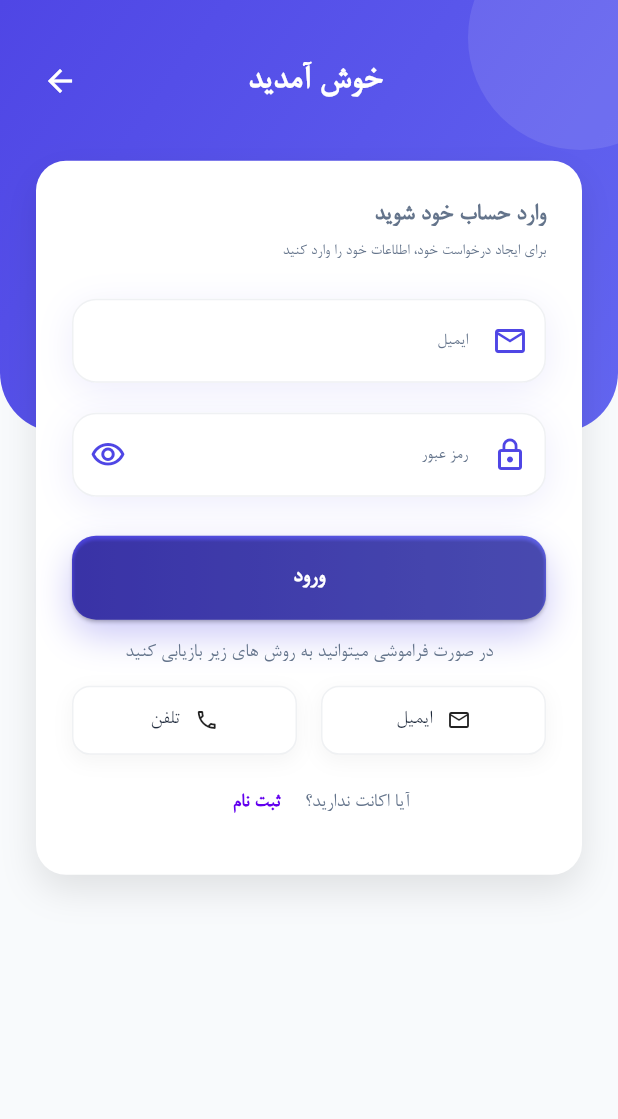
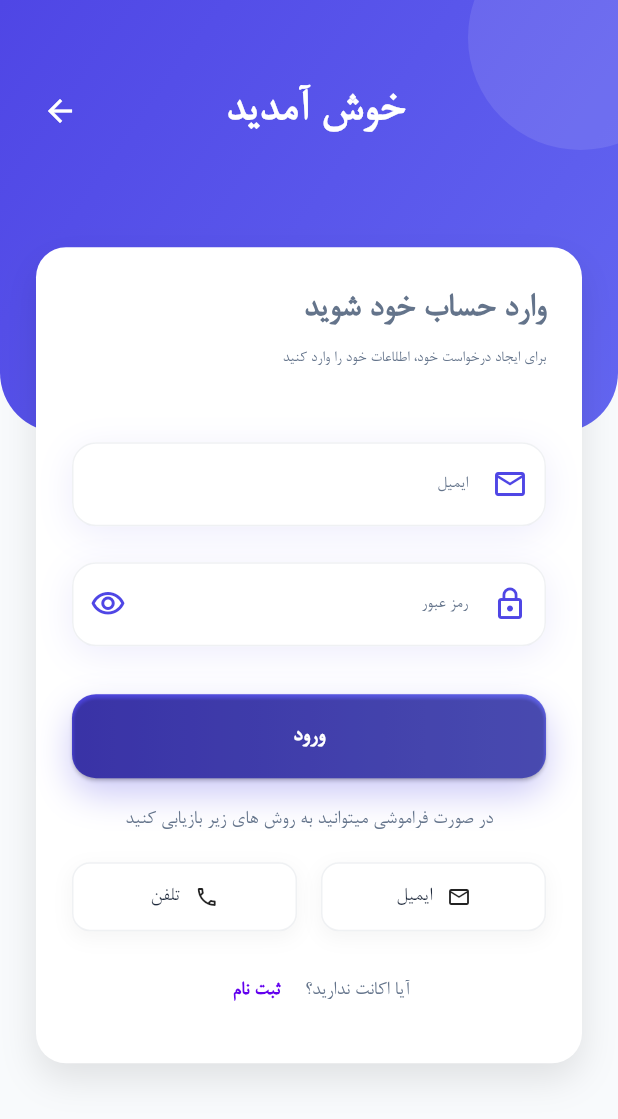
Before and after one commit to imanhaqiqatkhah/flutter_peymantahkim, a Flutter app: the SignUpScreen screen opened directly, after a tap on "ثبت نام", after a tap on "ورود", on a phone screen of 412 x 824 dp. Shown: the top 1119 px of the screen. Run offline on Flutter 3.47's test engine with Material 3 defaults, Android fonts, the phone set to English and light mode, and no system bars.

Commit message:
fixed fontSizes and SizedBox

```diff
--- a/lib/screens/loginScreen.dart
+++ b/lib/screens/loginScreen.dart
@@ -53,7 +53,7 @@ class LoginScreen extends StatelessWidget {
                         ),
                       ),
                       Positioned(
-                        top: 30,
+                        top: 50,
                         left: 16,
                         right: 16,
                         child: Row(
@@ -71,7 +71,7 @@ class LoginScreen extends StatelessWidget {
                                   'خوش آمدید',
                                   style: TextStyle(
                                     color: Colors.white,
-                                    fontSize: 24,
+                                    fontSize: 32,
                                     fontWeight: FontWeight.bold,
                                   ),
                                 ),
@@ -86,7 +86,7 @@ class LoginScreen extends StatelessWidget {
                 ),
               ),
               Positioned(
-                top: MediaQuery.of(context).size.height * 0.13,
+                top: MediaQuery.of(context).size.height * 0.2,
                 left: 24,
                 right: 24,
                 child: Container(
@@ -113,17 +113,17 @@ class LoginScreen extends StatelessWidget {
                           Text(
                             'وارد حساب خود شوید',
                             style: TextStyle(
-                              fontSize: 17,
+                              fontSize: 24,
                               fontWeight: FontWeight.bold,
                             ),
                           ),
-                          SizedBox(height: 4),
+                          SizedBox(height: 8),
                           Text(
                             'برای ایجاد درخواست خود، اطلاعات خود را وارد کنید',
                             style: TextStyle(
                                 fontSize: 11, color: AppTheme.textSecondary),
                           ),
-                          SizedBox(height: 24),
+                          SizedBox(height: 48),
                           CustomTextField(
                             label: 'ایمیل',
                             prefixIcon: Icons.email_outlined,
@@ -138,7 +138,7 @@ class LoginScreen extends StatelessWidget {
                               return null;
                             },
                           ),
-                          SizedBox(height: 4),
+                          SizedBox(height: 8),
                           CustomTextField(
                             label: 'رمز عبور',
                             prefixIcon: Icons.lock_outline,
@@ -154,7 +154,7 @@ class LoginScreen extends StatelessWidget {
                               return null;
                             },
                           ),
-                          SizedBox(height: 10),
+                          SizedBox(height: 16),
                           GradientButton(
                             text: 'ورود',
                             onPressed: () {
@@ -166,7 +166,7 @@ class LoginScreen extends StatelessWidget {
                               // }
                             },
                           ),
-                          SizedBox(height: 12),
+                          SizedBox(height: 18),
 
                           Center(
                             child: Text(
@@ -175,7 +175,7 @@ class LoginScreen extends StatelessWidget {
                                   color: AppTheme.textSecondary, fontSize: 14),
                             ),
                           ),
-                          SizedBox(height: 12),
+                          SizedBox(height: 18),
                           // Align(
                           //   alignment: Alignment.center,
                           //   child: TextButton(
@@ -224,7 +224,7 @@ class LoginScreen extends StatelessWidget {
                               ),
                             ],
                           ),
-                          SizedBox(height: 8),
+                          SizedBox(height: 16),
                           Center(
                             child: Row(
                               mainAxisAlignment: MainAxisAlignment.center,
--- a/lib/screens/signup_screen.dart
+++ b/lib/screens/signup_screen.dart
@@ -51,7 +51,7 @@ class SignUpScreen extends StatelessWidget {
                         ),
                       ),
                       Positioned(
-                        top: 30,
+                        top: 50,
                         left: 16,
                         right: 16,
                         child: Row(
@@ -69,7 +69,7 @@ class SignUpScreen extends StatelessWidget {
                                   'ایجاد حساب',
                                   style: TextStyle(
                                     color: Colors.white,
-                                    fontSize: 24,
+                                    fontSize: 32,
                                     fontWeight: FontWeight.bold,
                                   ),
                                 ),
@@ -84,7 +84,7 @@ class SignUpScreen extends StatelessWidget {
                 ),
               ),
               Positioned(
-                top: MediaQuery.of(context).size.height * 0.13,
+                top: MediaQuery.of(context).size.height * 0.2,
                 left: 24,
                 right: 24,
                 child: Container(
@@ -111,17 +111,17 @@ class SignUpScreen extends StatelessWidget {
                           Text(
                             'حساب خود را ایجاد کنید',
                             style: TextStyle(
-                              fontSize: 17,
+                              fontSize: 24,
                               fontWeight: FontWeight.bold,
                             ),
                           ),
-                          SizedBox(height: 4),
+                          SizedBox(height: 8),
                           Text(
                             'برای ایجاد حساب خود، اطلاعات خود را وارد کنید',
                             style: TextStyle(
                                 fontSize: 11, color: AppTheme.textSecondary),
                           ),
-                          SizedBox(height: 16),
+                          SizedBox(height: 32),
                           CustomTextField(
                             textAlign: TextAlign.start,
                             label: 'نام کامل',
@@ -149,7 +149,7 @@ class SignUpScreen extends StatelessWidget {
                               return null;
                             },
                           ),
-                          // SizedBox(height: 4),
+                          SizedBox(height: 4),
                           CustomTextField(
                             label: 'رمز عبور',
                             prefixIcon: Icons.lock_outline,
@@ -165,7 +165,7 @@ class SignUpScreen extends StatelessWidget {
                               return null;
                             },
                           ),
-                          // SizedBox(height: 10),
+                          SizedBox(height: 10),
                           CustomTextField(
                             label: 'تکرار رمز عبور',
                             prefixIcon: Icons.lock_outline,
@@ -179,14 +179,14 @@ class SignUpScreen extends StatelessWidget {
                               return null;
                             },
                           ),
-                          // SizedBox(height: 10),
+                          SizedBox(height: 10),
                           GradientButton(
                             text: 'ثبت نام',
                             onPressed: () {
                               if (_formKey.currentState!.validate()) {}
                             },
                           ),
-                          SizedBox(height: 8),
+                          SizedBox(height: 12),
                           // Center(
                           //   child: Text(
                           //     'یا به روش های زیر وارد شوید',
@@ -226,7 +226,7 @@ class SignUpScreen extends StatelessWidget {
                           //     ),
                           //   ],
                           // ),
-                          SizedBox(height: 2),
+                          SizedBox(height: 8),
                           Center(
                             child: Row(
                               mainAxisAlignment: MainAxisAlignment.center,
```
